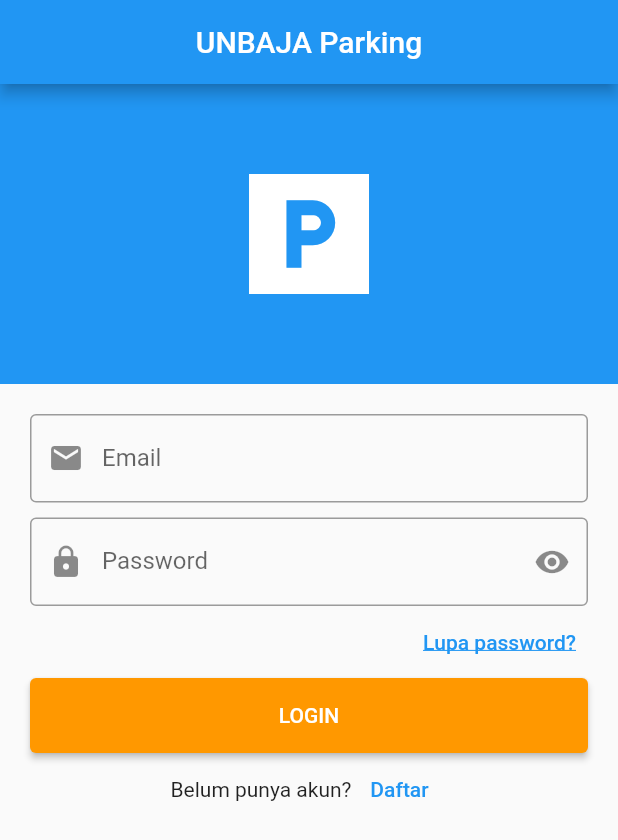
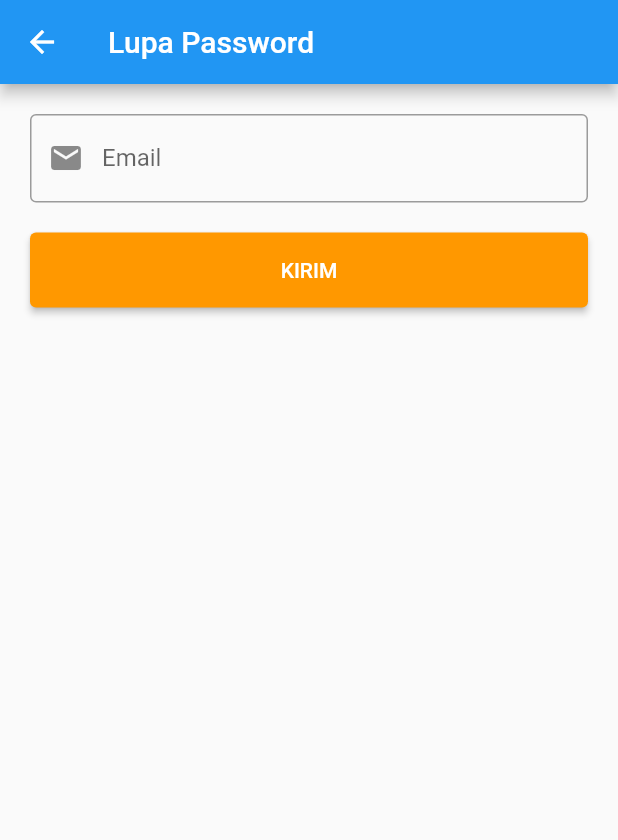
Before and after one commit to askaerlangga/unbaja_parking_app, a Flutter app: the screen it shows after launch, after a tap on "Lupa password?", on a phone screen of 412 x 824 dp. Shown: the top 840 px of the screen. Run offline on Flutter 3.47's test engine with Material 2 defaults, Android fonts, the phone set to English and light mode, and no system bars; our stand-ins replace firebase_auth, firebase_core, get; accounts and stored records are empty; generated files the repository leaves out were written again.

Commit message:
Menambahkan : Lupa Password

```diff
--- /dev/null
+++ b/lib/app/modules/forgot_password/bindings/forgot_password_binding.dart
@@ -0,0 +1,12 @@
+import 'package:get/get.dart';
+
+import '../controllers/forgot_password_controller.dart';
+
+class ForgotPasswordBinding extends Bindings {
+  @override
+  void dependencies() {
+    Get.lazyPut<ForgotPasswordController>(
+      () => ForgotPasswordController(),
+    );
+  }
+}
--- /dev/null
+++ b/lib/app/modules/forgot_password/views/forgot_password_view.dart
@@ -0,0 +1,39 @@
+import 'package:flutter/material.dart';
+
+import 'package:get/get.dart';
+
+import '../controllers/forgot_password_controller.dart';
+
+class ForgotPasswordView extends GetView<ForgotPasswordController> {
+  const ForgotPasswordView({Key? key}) : super(key: key);
+  @override
+  Widget build(BuildContext context) {
+    return Scaffold(
+      appBar: AppBar(title: Text('Lupa Password')),
+      body: ListView(padding: EdgeInsets.all(20), children: <Widget>[
+        // Textfield Email
+        TextField(
+          controller: controller.email,
+          decoration: const InputDecoration(
+              prefixIcon: Icon(Icons.email),
+              labelText: 'Email',
+              border: OutlineInputBorder()),
+        ),
+        const SizedBox(
+          height: 20,
+        ),
+
+        // Tombol Kirim
+        SizedBox(
+            width: MediaQuery.of(context).size.width,
+            height: 50,
+            child: ElevatedButton(
+                style: ElevatedButton.styleFrom(primary: Colors.orange),
+                onPressed: () {
+                  controller.forgotPassword(controller.email.text);
+                },
+                child: Text('KIRIM'))),
+      ]),
+    );
+  }
+}
--- a/lib/app/modules/login/views/login_view.dart
+++ b/lib/app/modules/login/views/login_view.dart
@@ -72,7 +72,9 @@ class LoginView extends GetView<LoginController> {
                 Align(
                     alignment: Alignment.centerRight,
                     child: TextButton(
-                        onPressed: () {},
+                        onPressed: () {
+                          Get.toNamed(Routes.FORGOT_PASSWORD);
+                        },
                         child: const Text(
                           'Lupa password?',
                           style:
--- a/lib/app/routes/app_pages.dart
+++ b/lib/app/routes/app_pages.dart
@@ -1,5 +1,7 @@
 import 'package:get/get.dart';
 
+import '../modules/forgot_password/bindings/forgot_password_binding.dart';
+import '../modules/forgot_password/views/forgot_password_view.dart';
 import '../modules/home/bindings/home_binding.dart';
 import '../modules/home/views/home_view.dart';
 import '../modules/login/bindings/login_binding.dart';
@@ -30,5 +32,10 @@ class AppPages {
       page: () => const SignupView(),
       binding: SignupBinding(),
     ),
+    GetPage(
+      name: _Paths.FORGOT_PASSWORD,
+      page: () => const ForgotPasswordView(),
+      binding: ForgotPasswordBinding(),
+    ),
   ];
 }
--- a/lib/app/routes/app_routes.dart
+++ b/lib/app/routes/app_routes.dart
@@ -6,6 +6,7 @@ abstract class Routes {
   static const HOME = _Paths.HOME;
   static const LOGIN = _Paths.LOGIN;
   static const SIGNUP = _Paths.SIGNUP;
+  static const FORGOT_PASSWORD = _Paths.FORGOT_PASSWORD;
 }
 
 abstract class _Paths {
@@ -13,4 +14,5 @@ abstract class _Paths {
   static const HOME = '/home';
   static const LOGIN = '/login';
   static const SIGNUP = '/signup';
+  static const FORGOT_PASSWORD = '/forgot-password';
 }
```
Also changed, not shown: lib/app/modules/forgot_password/controllers/forgot_password_controller.dart (added, +34 -0 lines).
